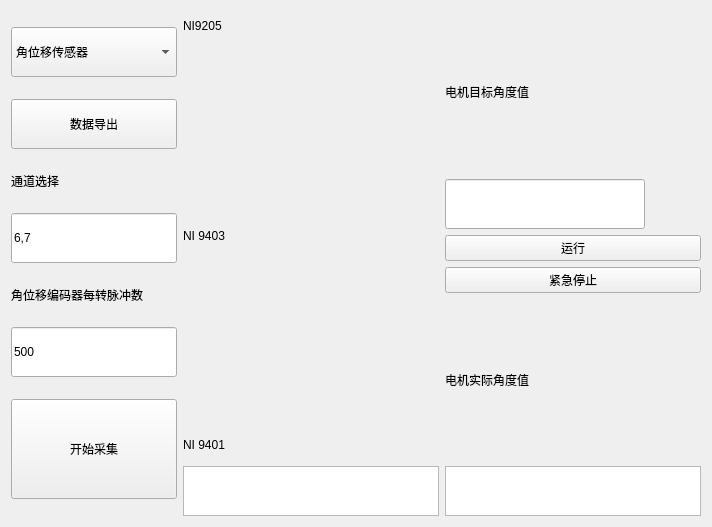
Old version of the form widget.ui in the repository Dirck-YHP/Proj_sensor_detect.
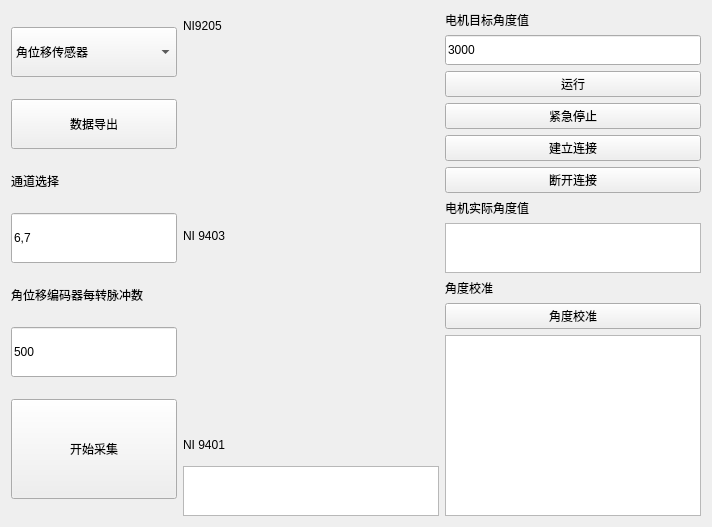
New version of the form. Custom widgets are drawn as their Qt base class.

Patch:
```diff
--- a/widget.ui
+++ b/widget.ui
@@ -222,7 +222,7 @@
       <widget class="QLabel" name="label_5">
        <property name="maximumSize">
         <size>
-         <width>50</width>
+         <width>100</width>
          <height>30</height>
         </size>
        </property>
@@ -257,15 +257,18 @@
        <property name="minimumSize">
         <size>
          <width>100</width>
-         <height>20</height>
+         <height>30</height>
         </size>
        </property>
        <property name="maximumSize">
         <size>
-         <width>200</width>
+         <width>9999</width>
          <height>50</height>
         </size>
        </property>
+       <property name="text">
+        <string>3000</string>
+       </property>
       </widget>
      </item>
      <item>
@@ -285,6 +288,20 @@
        </property>
       </widget>
      </item>
+     <item>
+      <widget class="QPushButton" name="btn_build_connect">
+       <property name="text">
+        <string>建立连接</string>
+       </property>
+      </widget>
+     </item>
+     <item>
+      <widget class="QPushButton" name="btn_break_connect">
+       <property name="text">
+        <string>断开连接</string>
+       </property>
+      </widget>
+     </item>
      <item>
       <widget class="QLabel" name="label_7">
        <property name="text">
@@ -302,6 +319,23 @@
        </property>
       </widget>
      </item>
+     <item>
+      <widget class="QLabel" name="label_8">
+       <property name="text">
+        <string>角度校准</string>
+       </property>
+      </widget>
+     </item>
+     <item>
+      <widget class="QPushButton" name="btn_angle_cali">
+       <property name="text">
+        <string>角度校准</string>
+       </property>
+      </widget>
+     </item>
+     <item>
+      <widget class="QTextBrowser" name="textB_angle_cali"/>
+     </item>
     </layout>
    </item>
   </layout>
```
